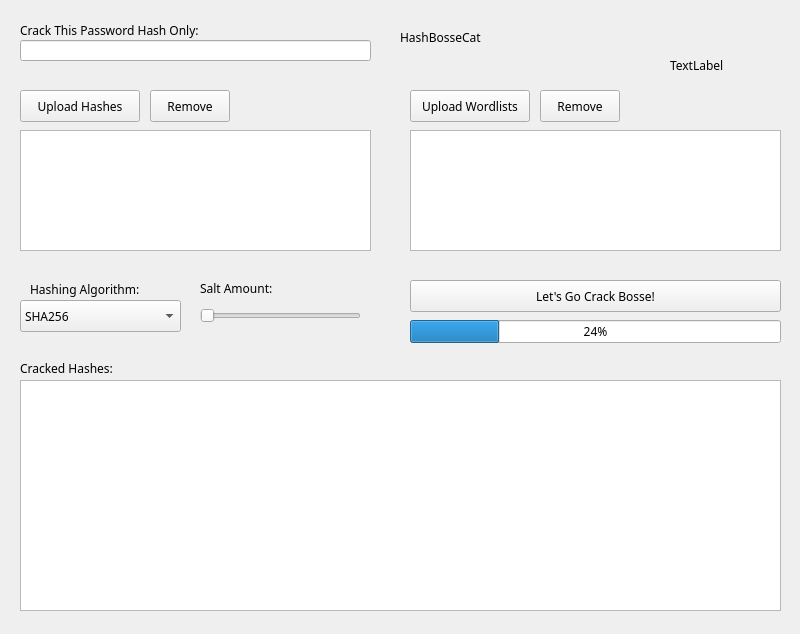
The window that forms/mainwindow.ui (simonthorell/hash-bosse-cat) describes before a commit, drawn with Qt 5.
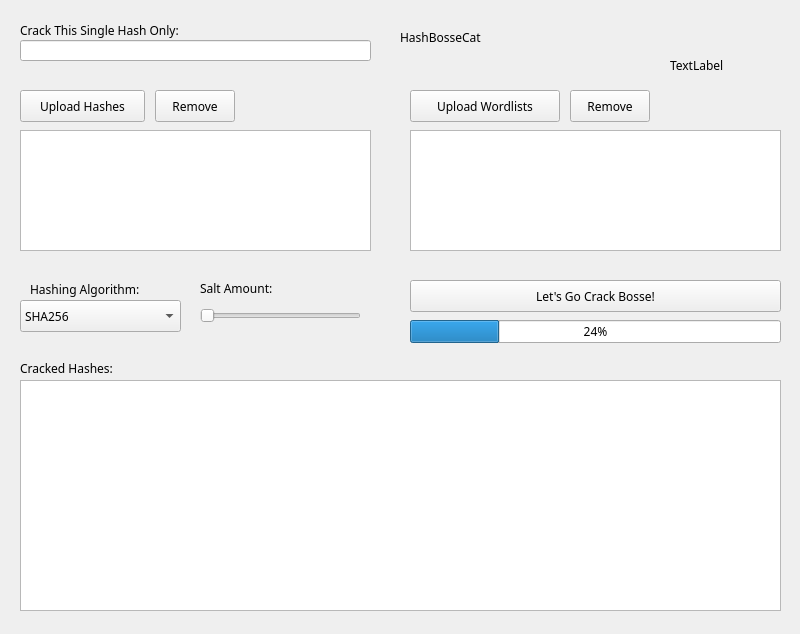
The same window after the commit. Icons and pictures are not drawn.

Commit message: Fixed Salt slider GUI styling

What changed in the file:
```diff
--- a/forms/mainwindow.ui
+++ b/forms/mainwindow.ui
@@ -30,7 +30,7 @@
      <rect>
       <x>410</x>
       <y>90</y>
-      <width>120</width>
+      <width>150</width>
       <height>32</height>
      </rect>
     </property>
@@ -41,7 +41,7 @@
    <widget class="QPushButton" name="Button_RemoveWordlist">
     <property name="geometry">
      <rect>
-      <x>540</x>
+      <x>570</x>
       <y>90</y>
       <width>80</width>
       <height>32</height>
@@ -66,7 +66,7 @@
      <rect>
       <x>20</x>
       <y>90</y>
-      <width>120</width>
+      <width>125</width>
       <height>32</height>
      </rect>
     </property>
@@ -77,7 +77,7 @@
    <widget class="QPushButton" name="Button_RemoveHashes">
     <property name="geometry">
      <rect>
-      <x>150</x>
+      <x>155</x>
       <y>90</y>
       <width>80</width>
       <height>32</height>
@@ -120,7 +120,7 @@
      </rect>
     </property>
     <property name="text">
-     <string>Crack This Password Hash Only:</string>
+     <string>Crack This Single Hash Only:</string>
     </property>
    </widget>
    <widget class="QPushButton" name="Button_CrackHashes">
```
The commit also changes 2 other files.
